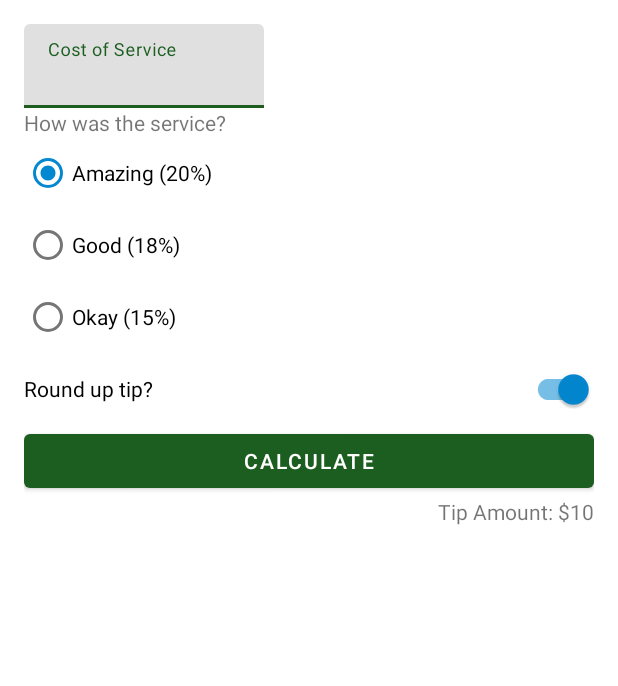
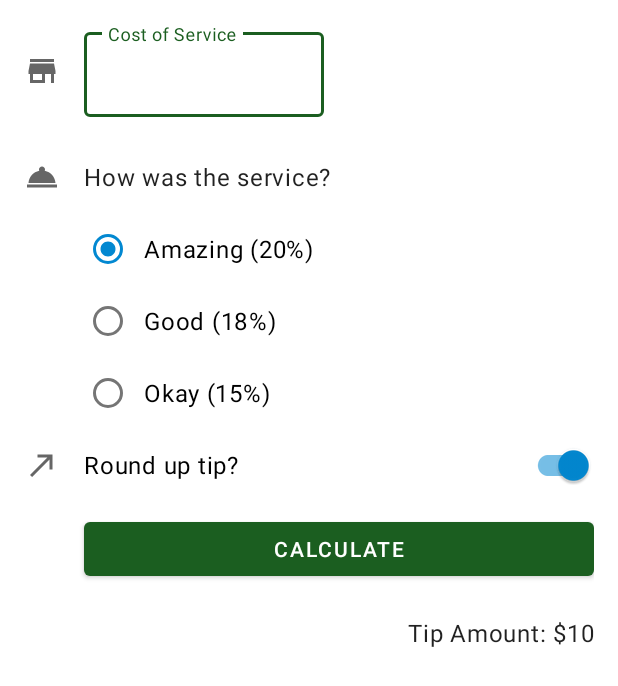
Before and after one commit to LuanadeSouza/Tip-Time, an Android app: the layout activity_main.xml on its own in the app's theme, with its tools: preview values and no code run, on a phone screen of 412 x 824 dp. Shown: the top 686 px of the screen. Run offline under Robolectric (Android 15) with nearby library versions, the phone set to English and light mode, and no system bars.

Commit message:
Config stules and themes

```diff
--- a/app/build.gradle
+++ b/app/build.gradle
@@ -15,6 +15,7 @@ android {
         versionName "1.0"
 
         testInstrumentationRunner "androidx.test.runner.AndroidJUnitRunner"
+        vectorDrawables.useSupportLibrary = true
     }
 
     buildTypes {
--- /dev/null
+++ b/app/src/main/res/drawable/ic_round_up.xml
@@ -0,0 +1,11 @@
+<vector xmlns:android="http://schemas.android.com/apk/res/android"
+    android:width="24dp"
+    android:height="24dp"
+    android:viewportWidth="24"
+    android:viewportHeight="24"
+    android:tint="?attr/colorControlNormal"
+    android:autoMirrored="true">
+  <path
+      android:fillColor="@android:color/white"
+      android:pathData="M9,5v2h6.59L4,18.59 5.41,20 17,8.41V15h2V5z"/>
+</vector>
--- /dev/null
+++ b/app/src/main/res/drawable/ic_service.xml
@@ -0,0 +1,10 @@
+<vector xmlns:android="http://schemas.android.com/apk/res/android"
+    android:width="24dp"
+    android:height="24dp"
+    android:viewportWidth="24"
+    android:viewportHeight="24"
+    android:tint="?attr/colorControlNormal">
+  <path
+      android:fillColor="@android:color/white"
+      android:pathData="M2,17h20v2L2,19zM13.84,7.79c0.1,-0.24 0.16,-0.51 0.16,-0.79 0,-1.1 -0.9,-2 -2,-2s-2,0.9 -2,2c0,0.28 0.06,0.55 0.16,0.79C6.25,8.6 3.27,11.93 3,16h18c-0.27,-4.07 -3.25,-7.4 -7.16,-8.21z"/>
+</vector>
--- /dev/null
+++ b/app/src/main/res/drawable/ic_store.xml
@@ -0,0 +1,10 @@
+<vector xmlns:android="http://schemas.android.com/apk/res/android"
+    android:width="24dp"
+    android:height="24dp"
+    android:viewportWidth="24"
+    android:viewportHeight="24"
+    android:tint="?attr/colorControlNormal">
+  <path
+      android:fillColor="@android:color/white"
+      android:pathData="M20,4L4,4v2h16L20,4zM21,14v-2l-1,-5L4,7l-1,5v2h1v6h10v-6h4v6h2v-6h1zM12,18L6,18v-4h6v4z"/>
+</vector>
--- a/app/src/main/res/layout/activity_main.xml
+++ b/app/src/main/res/layout/activity_main.xml
@@ -7,28 +7,51 @@
     android:padding="16dp"
     tools:context=".MainActivity">
 
+    <ImageView
+        android:id="@+id/icon_cost_of_service"
+        android:layout_width="wrap_content"
+        android:layout_height="wrap_content"
+        android:importantForAccessibility="no"
+        app:layout_constraintBottom_toBottomOf="@id/cost_of_service"
+        app:layout_constraintStart_toStartOf="parent"
+        app:layout_constraintTop_toTopOf="@id/cost_of_service"
+        app:srcCompat="@drawable/ic_store" />
+
     <com.google.android.material.textfield.TextInputLayout
         android:id="@+id/cost_of_service"
         android:layout_width="160dp"
         android:layout_height="wrap_content"
+        android:layout_marginStart="16dp"
         android:hint="@string/cost_of_service"
-        app:layout_constraintStart_toStartOf="parent"
+        app:layout_constraintStart_toEndOf="@id/icon_cost_of_service"
         app:layout_constraintTop_toTopOf="parent">
 
         <com.google.android.material.textfield.TextInputEditText
             android:id="@+id/cost_of_service_edit_text"
             android:layout_width="match_parent"
             android:layout_height="wrap_content"
-            android:inputType="numberDecimal"/>
+            android:inputType="numberDecimal" />
     </com.google.android.material.textfield.TextInputLayout>
+
+    <ImageView
+        android:id="@+id/icon_service_question"
+        android:layout_width="wrap_content"
+        android:layout_height="wrap_content"
+        android:importantForAccessibility="no"
+        app:layout_constraintBottom_toBottomOf="@id/service_question"
+        app:layout_constraintStart_toStartOf="parent"
+        app:layout_constraintTop_toTopOf="@id/service_question"
+        app:srcCompat="@drawable/ic_service" />
 
     <TextView
         android:id="@+id/service_question"
+        style="@style/Widget.TipTime.TextView"
         android:layout_width="wrap_content"
         android:layout_height="wrap_content"
+        android:layout_marginTop="16dp"
         android:text="@string/how_was_the_service"
-        app:layout_constraintStart_toStartOf="parent"
-        app:layout_constraintTop_toBottomOf="@+id/cost_of_service" />
+        app:layout_constraintStart_toStartOf="@id/cost_of_service"
+        app:layout_constraintTop_toBottomOf="@id/cost_of_service" />
 
     <RadioGroup
         android:id="@+id/tip_options"
@@ -36,7 +59,7 @@
         android:layout_height="wrap_content"
         android:checkedButton="@id/option_twenty_percent"
         android:orientation="vertical"
-        app:layout_constraintStart_toStartOf="parent"
+        app:layout_constraintStart_toStartOf="@+id/service_question"
         app:layout_constraintTop_toBottomOf="@id/service_question">
 
         <RadioButton
@@ -58,14 +81,25 @@
             android:text="@string/ok_service" />
     </RadioGroup>
 
+    <ImageView
+        android:id="@+id/icon_round_up"
+        android:layout_width="wrap_content"
+        android:layout_height="wrap_content"
+        android:importantForAccessibility="no"
+        app:srcCompat="@drawable/ic_round_up"
+        app:layout_constraintStart_toStartOf="parent"
+        app:layout_constraintTop_toTopOf="@id/round_up_switch"
+        app:layout_constraintBottom_toBottomOf="@id/round_up_switch" />
+
     <com.google.android.material.switchmaterial.SwitchMaterial
         android:id="@+id/round_up_switch"
         android:layout_width="0dp"
         android:layout_height="wrap_content"
         android:checked="true"
         android:text="@string/round_up_tip"
+        android:layout_marginStart="16dp"
         app:layout_constraintEnd_toEndOf="parent"
-        app:layout_constraintStart_toStartOf="parent"
+        app:layout_constraintStart_toEndOf="@id/icon_round_up"
         app:layout_constraintTop_toBottomOf="@id/tip_options" />
 
     <Button
@@ -73,15 +107,18 @@
         android:layout_width="0dp"
         android:layout_height="wrap_content"
         android:text="@string/calculate"
+        android:layout_marginTop="8dp"
         app:layout_constraintEnd_toEndOf="parent"
-        app:layout_constraintStart_toStartOf="parent"
+        app:layout_constraintStart_toStartOf="@+id/round_up_switch"
         app:layout_constraintTop_toBottomOf="@id/round_up_switch" />
 
     <TextView
         android:id="@+id/tip_result"
+        style="@style/Widget.TipTime.TextView"
         android:layout_width="wrap_content"
         android:layout_height="wrap_content"
+        tools:text="Tip Amount: $10"
+        android:layout_marginTop="8dp"
         app:layout_constraintEnd_toEndOf="parent"
-        app:layout_constraintTop_toBottomOf="@+id/calculate_button"
-        tools:text="Tip Amount: $10" />
+        app:layout_constraintTop_toBottomOf="@+id/calculate_button"/>
 </androidx.constraintlayout.widget.ConstraintLayout>
--- a/app/src/main/res/values-night/themes.xml
+++ b/app/src/main/res/values-night/themes.xml
@@ -12,5 +12,11 @@
         <!-- Status bar color. -->
         <item name="android:statusBarColor" tools:targetApi="l">?attr/colorPrimaryVariant</item>
         <!-- Customize your theme here. -->
+        <!-- Text input fields -->
+        <item name="textInputStyle">@style/Widget.MaterialComponents.TextInputLayout.OutlinedBox</item>
+        <!-- Radio buttons -->
+        <item name="radioButtonStyle">@style/Widget.TipTime.CompoundButton.RadioButton</item>
+        <!-- Switches -->
+        <item name="switchStyle">@style/Widget.TipTime.CompoundButton.Switch</item>
     </style>
 </resources>
--- /dev/null
+++ b/app/src/main/res/values/dimens.xml
@@ -0,0 +1,4 @@
+<?xml version="1.0" encoding="utf-8"?>
+<resources>
+    <dimen name="min_text_height">48dp</dimen>
+</resources>
--- /dev/null
+++ b/app/src/main/res/values/styles.xml
@@ -0,0 +1,21 @@
+<?xml version="1.0" encoding="utf-8"?>
+<resources>
+
+    <style name="Widget.TipTime.TextView" parent="Widget.MaterialComponents.TextView">
+        <item name="android:minHeight">@dimen/min_text_height</item>
+        <item name="android:gravity">center_vertical</item>
+        <item name="android:textAppearance">?attr/textAppearanceBody1</item>
+    </style>
+
+    <style name="Widget.TipTime.CompoundButton.Switch" parent="Widget.MaterialComponents.CompoundButton.Switch">
+        <item name="android:minHeight">@dimen/min_text_height</item>
+        <item name="android:gravity">center_vertical</item>
+        <item name="android:textAppearance">?attr/textAppearanceBody1</item>
+    </style>
+
+    <style name="Widget.TipTime.CompoundButton.RadioButton" parent="Widget.MaterialComponents.CompoundButton.RadioButton">
+        <item name="android:paddingStart">8dp</item>
+        <item name="android:textAppearance">?attr/textAppearanceBody1</item>
+    </style>
+
+</resources>
--- a/app/src/main/res/values/themes.xml
+++ b/app/src/main/res/values/themes.xml
@@ -12,5 +12,11 @@
         <!-- Status bar color. -->
         <item name="android:statusBarColor" tools:targetApi="l">?attr/colorPrimaryVariant</item>
         <!-- Customize your theme here. -->
+        <!-- Text input fields -->
+        <item name="textInputStyle">@style/Widget.MaterialComponents.TextInputLayout.OutlinedBox</item>
+        <!-- Radio buttons -->
+        <item name="radioButtonStyle">@style/Widget.TipTime.CompoundButton.RadioButton</item>
+        <!-- Switches -->
+        <item name="switchStyle">@style/Widget.TipTime.CompoundButton.Switch</item>
     </style>
 </resources>
--- a/build.gradle
+++ b/build.gradle
@@ -6,7 +6,7 @@ buildscript {
         jcenter()
     }
     dependencies {
-        classpath "com.android.tools.build:gradle:4.1.3"
+        classpath 'com.android.tools.build:gradle:4.2.0'
         classpath "org.jetbrains.kotlin:kotlin-gradle-plugin:$kotlin_version"
 
         // NOTE: Do not place your application dependencies here; they belong
```
Also changed, not shown: gradle/wrapper/gradle-wrapper.properties.
